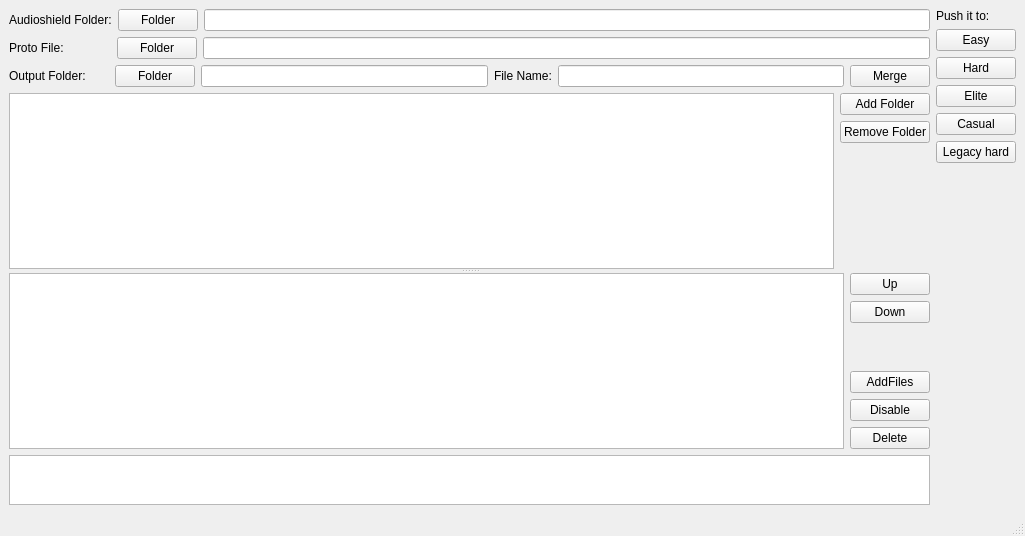
Above: luamwindow.ui from Zeks/luamgui before the change. Below: the same form after it.
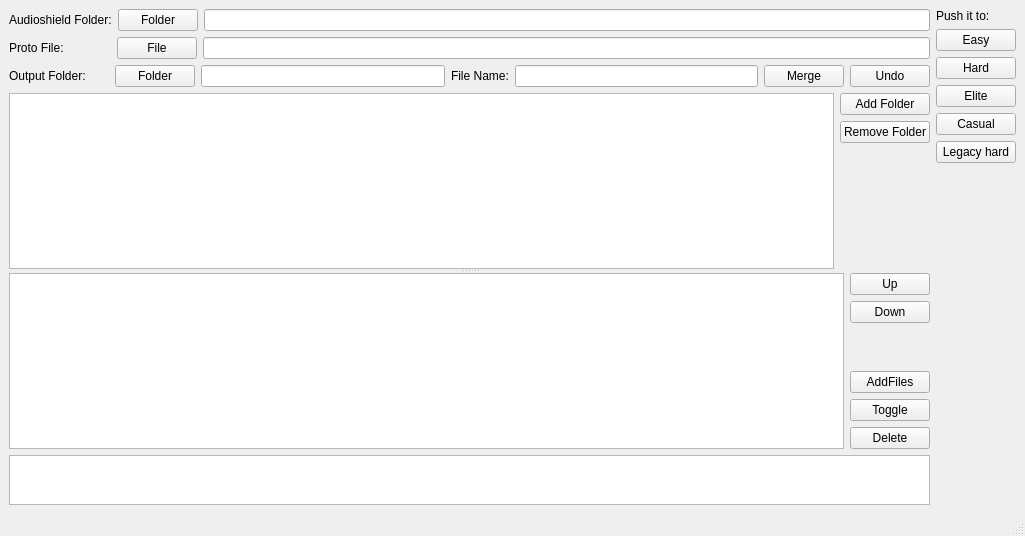
That is the form after the change. Custom widgets are drawn as their Qt base class.

The edit to the form file:
```diff
--- a/luamwindow.ui
+++ b/luamwindow.ui
@@ -74,7 +74,7 @@
            </sizepolicy>
           </property>
           <property name="text">
-           <string>Folder</string>
+           <string>File</string>
           </property>
          </widget>
         </item>
@@ -131,6 +131,13 @@
           </property>
          </widget>
         </item>
+        <item>
+         <widget class="QPushButton" name="pbUndo">
+          <property name="text">
+           <string>Undo</string>
+          </property>
+         </widget>
+        </item>
        </layout>
       </item>
       <item>
@@ -138,7 +145,7 @@
         <property name="orientation">
          <enum>Qt::Vertical</enum>
         </property>
-        <widget class="QWidget" name="">
+        <widget class="QWidget" name="layoutWidget">
          <layout class="QHBoxLayout" name="horizontalLayout_2">
           <item>
            <widget class="QTableView" name="tbvFolders">
@@ -180,7 +187,7 @@
           </item>
          </layout>
         </widget>
-        <widget class="QWidget" name="">
+        <widget class="QWidget" name="layoutWidget">
          <layout class="QHBoxLayout" name="horizontalLayout_3">
           <item>
            <widget class="QTableView" name="tbvFiles">
@@ -228,7 +235,7 @@
             <item>
              <widget class="QPushButton" name="pbDisable">
               <property name="text">
-               <string>Disable</string>
+               <string>Toggle</string>
               </property>
              </widget>
             </item>
@@ -390,6 +397,13 @@
   </widget>
   <widget class="QStatusBar" name="statusbar"/>
  </widget>
+ <customwidgets>
+  <customwidget>
+   <class>CustomDblClickTableview</class>
+   <extends>QTableView</extends>
+   <header>luamwindow.h</header>
+  </customwidget>
+ </customwidgets>
  <resources/>
  <connections/>
 </ui>
```
Left out of the diff: 32 changed lines with no effect on the pictures.
